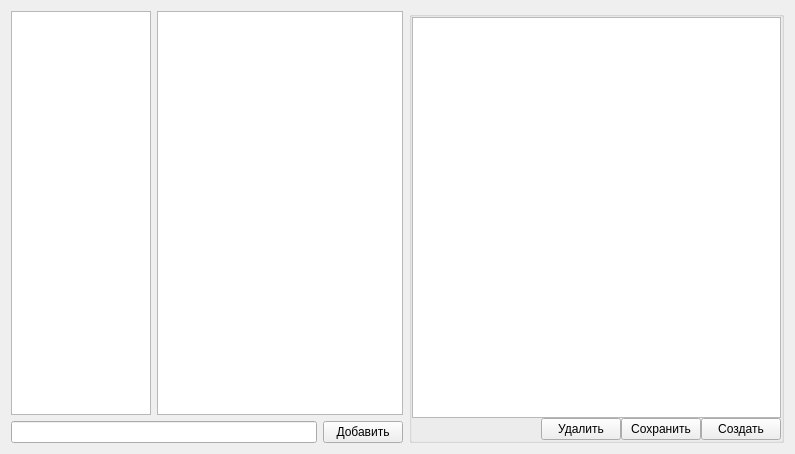
Old version of the form notes_window.ui in the repository Ledle/Qrganizer.
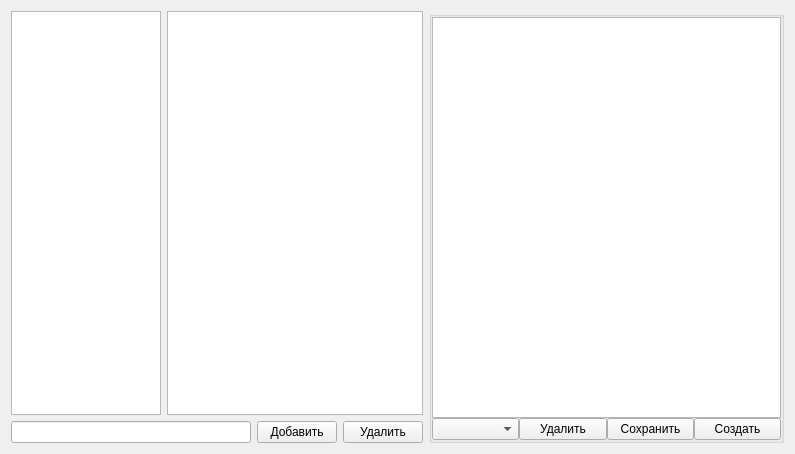
New version of the form.

Commit message: notes_window delete box

What changed in the file:
```diff
--- a/notes_window.ui
+++ b/notes_window.ui
@@ -61,6 +61,13 @@
          </property>
         </widget>
        </item>
+       <item>
+        <widget class="QPushButton" name="DeleteGroup_Button">
+         <property name="text">
+          <string>Удалить</string>
+         </property>
+        </widget>
+       </item>
       </layout>
      </item>
     </layout>
@@ -91,21 +98,11 @@
       </item>
       <item>
        <layout class="QHBoxLayout" name="horizontalLayout_2">
-        <item>
-         <spacer name="horizontalSpacer">
-          <property name="orientation">
-           <enum>Qt::Horizontal</enum>
-          </property>
-          <property name="sizeHint" stdset="0">
-           <size>
-            <width>148</width>
-            <height>20</height>
-           </size>
-          </property>
-         </spacer>
-        </item>
         <item>
          <layout class="QHBoxLayout" name="horizontalLayout">
+          <item>
+           <widget class="QComboBox" name="Groups_comboBox"/>
+          </item>
           <item>
            <widget class="QPushButton" name="Delete_Button">
             <property name="text">
```
The commit also changes 4 other files.
